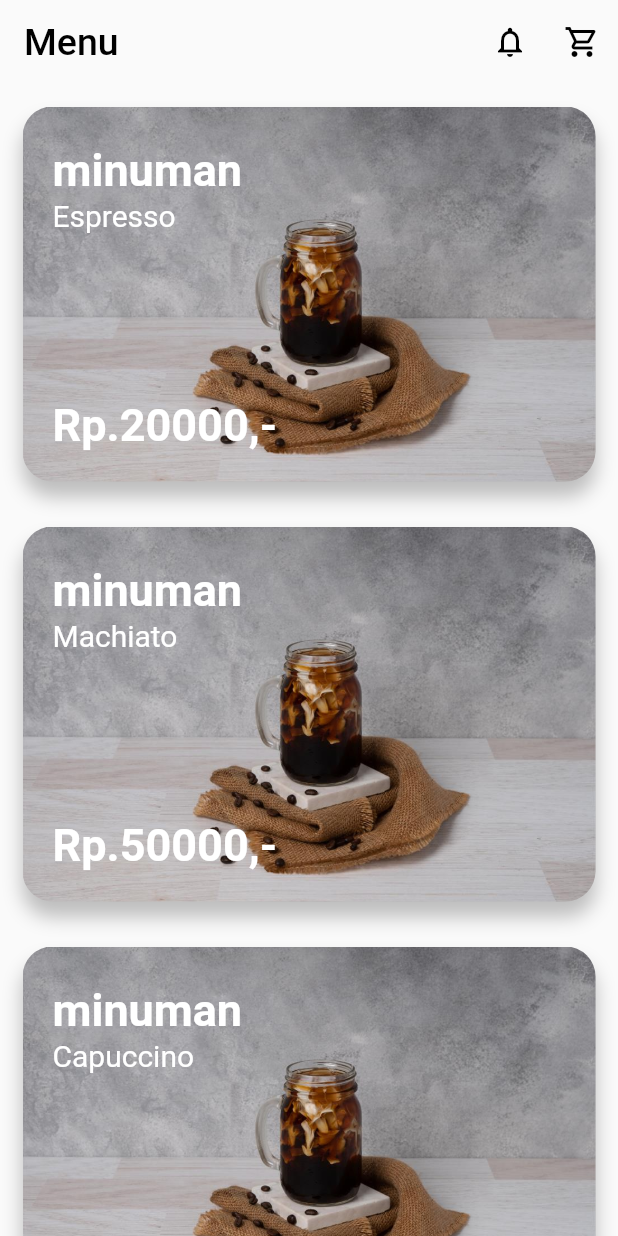
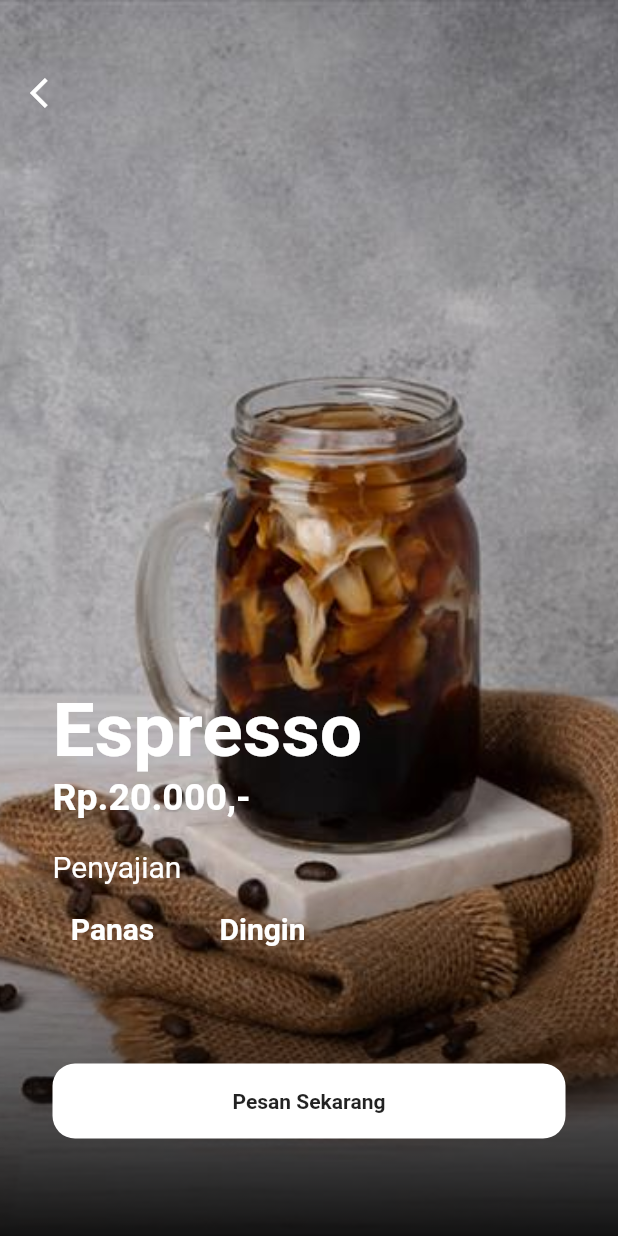
Before and after one commit to faizauthar12/flutter_KedaiKopi, a Flutter app: the screen it shows after launch, after a tap on "minuman", on a phone screen of 412 x 824 dp. Run offline on Flutter 3.47's test engine with Material 2 defaults, Android fonts, the phone set to English and light mode, and no system bars.

Commit message:
Kedai: initial DetailPage

```diff
--- /dev/null
+++ b/lib/DetailPage.dart
@@ -0,0 +1,154 @@
+import 'package:flutter/material.dart';
+
+class DetailPage extends StatefulWidget {
+  DetailPage({Key key}) : super(key: key);
+
+  @override
+  _DetailPageState createState() => _DetailPageState();
+}
+
+class _DetailPageState extends State<DetailPage> {
+  @override
+  Widget build(BuildContext context) {
+    return Scaffold(
+      body: Hero(
+        tag: '1',
+        child: Container(
+          height: MediaQuery.of(context).size.height,
+          width: double.infinity,
+          decoration: BoxDecoration(
+              image: DecorationImage(
+                  image: AssetImage('assets/images/one.jpg'),
+                  fit: BoxFit.cover),
+              boxShadow: [
+                BoxShadow(
+                  color: Colors.grey[400],
+                  blurRadius: 10,
+                  offset: Offset(0, 10),
+                ),
+              ]),
+          child: Stack(
+            children: <Widget>[
+              Padding(
+                padding: EdgeInsets.symmetric(horizontal: 20, vertical: 50),
+                child: Row(
+                  crossAxisAlignment: CrossAxisAlignment.start,
+                  mainAxisAlignment: MainAxisAlignment.spaceBetween,
+                  children: <Widget>[
+                    GestureDetector(
+                      onTap: () {
+                        Navigator.pop(context);
+                      },
+                      child: Container(
+                        child: Icon(
+                          Icons.arrow_back_ios,
+                          color: Colors.white,
+                        ),
+                      ),
+                    ),
+                  ],
+                ),
+              ),
+              Positioned(
+                bottom: 0,
+                left: 0,
+                width: MediaQuery.of(context).size.width,
+                height: 500,
+                child: Container(
+                  padding: EdgeInsets.only(left: 35, bottom: 20, right: 35),
+                  decoration: BoxDecoration(
+                      gradient:
+                          LinearGradient(begin: Alignment.bottomRight, colors: [
+                    Colors.black.withOpacity(.9),
+                    Colors.black.withOpacity(.0),
+                  ])),
+                  child: Column(
+                    crossAxisAlignment: CrossAxisAlignment.start,
+                    mainAxisAlignment: MainAxisAlignment.end,
+                    children: <Widget>[
+                      Text(
+                        "Espresso",
+                        style: TextStyle(
+                            color: Colors.white,
+                            fontSize: 50,
+                            fontWeight: FontWeight.bold),
+                      ),
+                      Text(
+                        "Rp.20.000,-",
+                        style: TextStyle(
+                            color: Colors.white,
+                            fontSize: 25,
+                            fontWeight: FontWeight.bold),
+                      ),
+                      SizedBox(
+                        height: 20,
+                      ),
+                      Text(
+                        "Penyajian",
+                        style: TextStyle(color: Colors.white, fontSize: 20),
+                      ),
+                      Row(
+                        children: <Widget>[
+                          Container(
+                            width: 80,
+                            height: 60,
+                            margin: EdgeInsets.only(right: 20),
+                            child: Center(
+                              child: Text(
+                                "Panas",
+                                style: TextStyle(
+                                    color: Colors.white,
+                                    fontSize: 20,
+                                    fontWeight: FontWeight.bold),
+                              ),
+                            ),
+                          ),
+                          Container(
+                            width: 80,
+                            height: 60,
+                            margin: EdgeInsets.only(right: 20),
+                            child: Center(
+                              child: Text(
+                                "Dingin",
+                                style: TextStyle(
+                                    color: Colors.white,
+                                    fontSize: 20,
+                                    fontWeight: FontWeight.bold),
+                              ),
+                            ),
+                          ),
+                        ],
+                      ),
+                      SizedBox(
+                        height: 60,
+                      ),
+                      Row(
+                        children: <Widget>[],
+                      ),
+                      Container(
+                        height: 50,
+                        decoration: BoxDecoration(
+                          color: Colors.white,
+                          borderRadius: BorderRadius.circular(15),
+                        ),
+                        child: Center(
+                          child: Text(
+                            "Pesan Sekarang",
+                            style: TextStyle(fontWeight: FontWeight.bold),
+                          ),
+                        ),
+                      ),
+                      SizedBox(
+                        height: 45,
+                      )
+                    ],
+                  ),
+                ),
+              ),
+            ],
+          ),
+        ),
+      ),
+    );
+  }
+}
--- a/lib/main.dart
+++ b/lib/main.dart
@@ -1,6 +1,7 @@
 import 'dart:ui';
 
 import 'package:flutter/material.dart';
+import 'package:kedai_kopi/DetailPage.dart';
 
 void main() {
   runApp(MyApp());
@@ -157,7 +158,10 @@ class _MyHomePageState extends State<MyHomePage> {
           return Hero(
             tag: menus[index].tag,
             child: GestureDetector(
-              onTap: () {},
+              onTap: () {
+                Navigator.push(context,
+                    MaterialPageRoute(builder: (context) => DetailPage()));
+              },
               child: Container(
                 height: 250,
                 width: double.infinity,
```
